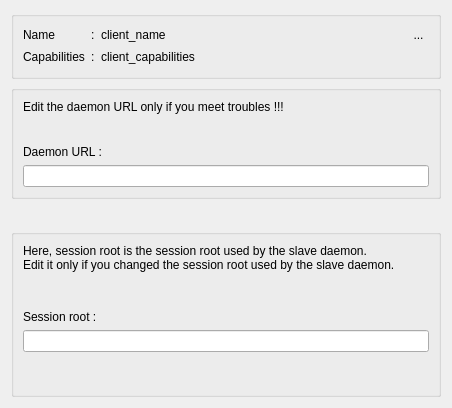
Old version of the form resources/ui/ray_net_properties.ui in the repository Houston4444/RaySession.
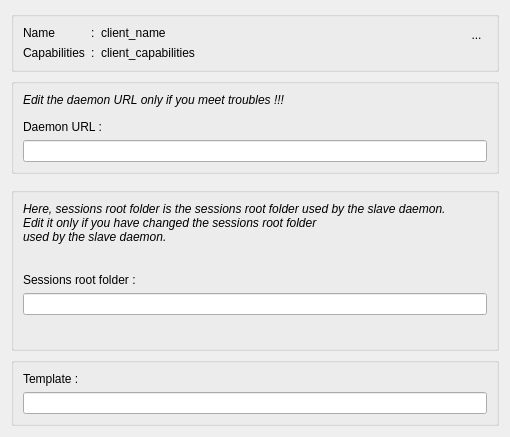
New version of the form. Icons and pictures are not drawn. Custom widgets are drawn as their Qt base class.

Commit message: add template to RayNet dialog, fix switch for new session

Diff of the .ui file:
```diff
--- a/resources/ui/ray_net_properties.ui
+++ b/resources/ui/ray_net_properties.ui
@@ -6,8 +6,8 @@
    <rect>
     <x>0</x>
     <y>0</y>
-    <width>452</width>
-    <height>408</height>
+    <width>510</width>
+    <height>437</height>
    </rect>
   </property>
   <property name="windowTitle">
@@ -152,6 +152,12 @@
       </item>
       <item>
        <widget class="QLabel" name="labelDaemonUrlWarning">
+        <property name="font">
+         <font>
+          <pointsize>9</pointsize>
+          <italic>true</italic>
+         </font>
+        </property>
         <property name="text">
          <string>&lt;html&gt;&lt;head/&gt;&lt;body&gt;&lt;p&gt;Edit the daemon URL only if you meet troubles !!!&lt;/p&gt;&lt;/body&gt;&lt;/html&gt;</string>
         </property>
@@ -178,7 +184,11 @@
        </widget>
       </item>
       <item>
-       <widget class="QLineEdit" name="lineEditDaemonUrl"/>
+       <layout class="QHBoxLayout" name="horizontalLayout_2">
+        <item>
+         <widget class="QLineEdit" name="lineEditDaemonUrl"/>
+        </item>
+       </layout>
       </item>
      </layout>
     </widget>
@@ -204,8 +214,14 @@
      <layout class="QVBoxLayout" name="verticalLayout_9">
       <item>
        <widget class="QLabel" name="label_11">
+        <property name="font">
+         <font>
+          <pointsize>9</pointsize>
+          <italic>true</italic>
+         </font>
+        </property>
         <property name="text">
-         <string>&lt;html&gt;&lt;head/&gt;&lt;body&gt;&lt;p&gt;Here, session root is the session root used by the slave daemon.&lt;br/&gt;Edit it only if you changed the session root used by the slave daemon.&lt;/p&gt;&lt;/body&gt;&lt;/html&gt;</string>
+         <string>&lt;html&gt;&lt;head/&gt;&lt;body&gt;&lt;p&gt;Here, sessions root folder is the sessions root folder used by the slave daemon.&lt;br/&gt;Edit it only if you have changed the sessions root folder&lt;br/&gt;used by the slave daemon.&lt;/p&gt;&lt;/body&gt;&lt;/html&gt;</string>
         </property>
        </widget>
       </item>
@@ -225,7 +241,7 @@
       <item>
        <widget class="QLabel" name="label_12">
         <property name="text">
-         <string>Session root :</string>
+         <string>Sessions root folder :</string>
         </property>
        </widget>
       </item>
@@ -248,6 +264,28 @@
      </layout>
     </widget>
    </item>
+   <item>
+    <widget class="QGroupBox" name="groupBox_2">
+     <property name="toolTip">
+      <string>&lt;html&gt;&lt;head/&gt;&lt;body&gt;&lt;p&gt;Template session that will be used on the slave daemon if there is no existing session at the same path than the master one (relatively to their sessions root folder).&lt;/p&gt;&lt;p&gt;The templates used in network sessions are in a hidden folder of the sessions root folder.&lt;/p&gt;&lt;/body&gt;&lt;/html&gt;</string>
+     </property>
+     <property name="title">
+      <string/>
+     </property>
+     <layout class="QVBoxLayout" name="verticalLayout">
+      <item>
+       <widget class="QLabel" name="label">
+        <property name="text">
+         <string>Template :</string>
+        </property>
+       </widget>
+      </item>
+      <item>
+       <widget class="QLineEdit" name="lineEditTemplate"/>
+      </item>
+     </layout>
+    </widget>
+   </item>
   </layout>
  </widget>
  <customwidgets>
```
Left out of the diff: 3 changed lines with no effect on the pictures. The commit also changes 4 other files.
